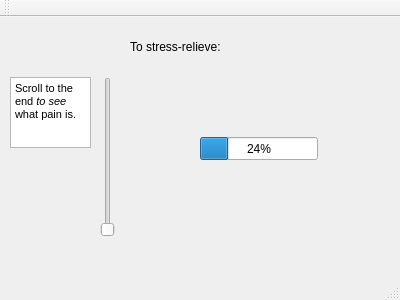
Old version of the form 2/3/Task1/mainwindow.ui in the repository afletunova/Homework.
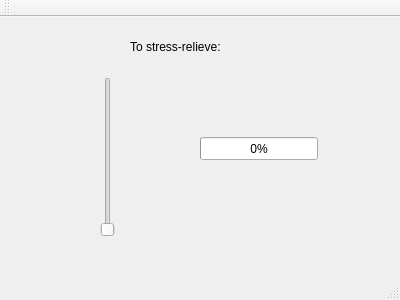
New version of the form.

Commit message: Changed: maximum value and starting value

Diff of the .ui file:
```diff
--- a/2/3/Task1/mainwindow.ui
+++ b/2/3/Task1/mainwindow.ui
@@ -37,7 +37,7 @@
      </rect>
     </property>
     <property name="value">
-     <number>24</number>
+     <number>0</number>
     </property>
    </widget>
    <widget class="QLabel" name="label">
@@ -53,23 +53,6 @@
      <string>To stress-relieve:</string>
     </property>
    </widget>
-   <widget class="QTextBrowser" name="textBrowser">
-    <property name="geometry">
-     <rect>
-      <x>10</x>
-      <y>60</y>
-      <width>81</width>
-      <height>71</height>
-     </rect>
-    </property>
-    <property name="html">
-     <string>&lt;!DOCTYPE HTML PUBLIC &quot;-//W3C//DTD HTML 4.0//EN&quot; &quot;http://www.w3.org/TR/REC-html40/strict.dtd&quot;&gt;
-&lt;html&gt;&lt;head&gt;&lt;meta name=&quot;qrichtext&quot; content=&quot;1&quot; /&gt;&lt;style type=&quot;text/css&quot;&gt;
-p, li { white-space: pre-wrap; }
-&lt;/style&gt;&lt;/head&gt;&lt;body style=&quot; font-family:'MS Shell Dlg 2'; font-size:8.25pt; font-weight:400; font-style:normal;&quot;&gt;
-&lt;p style=&quot; margin-top:0px; margin-bottom:0px; margin-left:0px; margin-right:0px; -qt-block-indent:0; text-indent:0px;&quot;&gt;Scroll to the end &lt;span style=&quot; font-style:italic;&quot;&gt;to see&lt;/span&gt; what pain is.&lt;/p&gt;&lt;/body&gt;&lt;/html&gt;</string>
-    </property>
-   </widget>
   </widget>
   <widget class="QMenuBar" name="menuBar">
    <property name="geometry">
```
Left out of the diff: 3 changed lines with no effect on the pictures. The commit also changes 1 other file.
